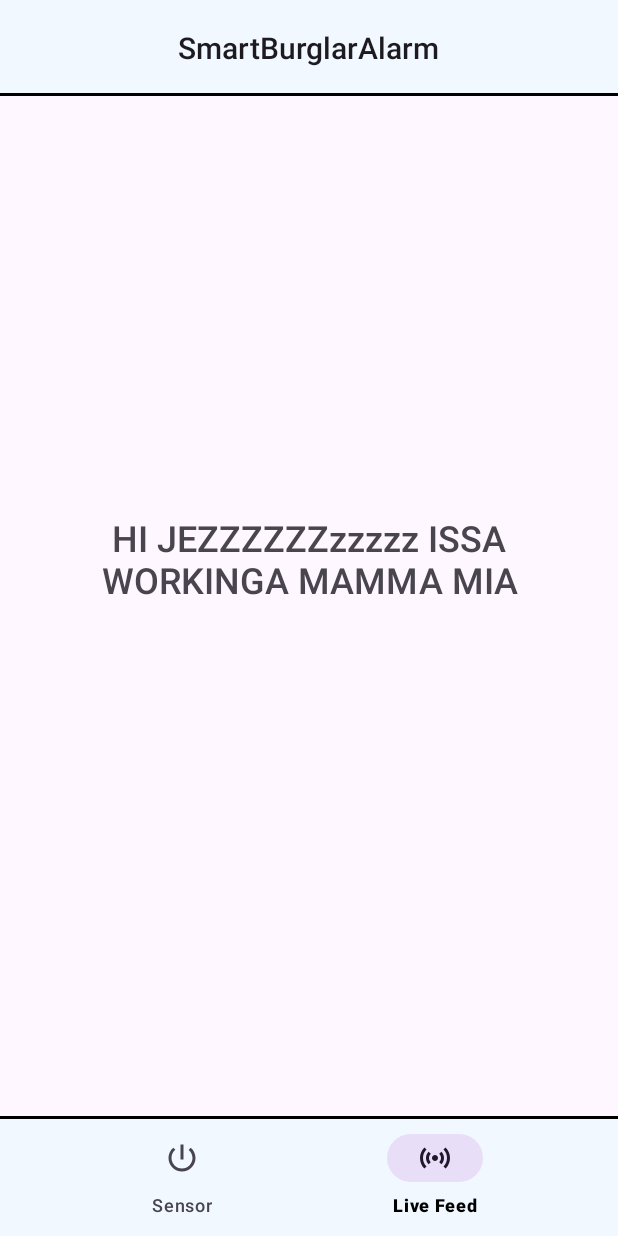
After one commit to JezReal/SmartBurglarAlarm, an Android app: the SecondFragment screen opened through its navigation route, on a phone screen of 412 x 824 dp. The commit adds this screen. Run offline under Robolectric (Android 15) with nearby library versions, the phone set to English and light mode, and no system bars; our stand-ins replace Dagger/Hilt's generated code, Timber, navigation-ui; libraries missing offline, so code that uses them is left out: dev.gustavoavila.websocketclient.

Commit message:
add bottom nav and second fragment

```diff
--- /dev/null
+++ b/app/src/main/java/io/github/jezreal/smartburglaralarm/SecondFragment.kt
@@ -0,0 +1,59 @@
+package io.github.jezreal.smartburglaralarm
+
+import android.os.Bundle
+import androidx.fragment.app.Fragment
+import android.view.LayoutInflater
+import android.view.View
+import android.view.ViewGroup
+
+// TODO: Rename parameter arguments, choose names that match
+// the fragment initialization parameters, e.g. ARG_ITEM_NUMBER
+private const val ARG_PARAM1 = "param1"
+private const val ARG_PARAM2 = "param2"
+
+/**
+ * A simple [Fragment] subclass.
+ * Use the [SecondFragment.newInstance] factory method to
+ * create an instance of this fragment.
+ */
+class SecondFragment : Fragment() {
+    // TODO: Rename and change types of parameters
+    private var param1: String? = null
+    private var param2: String? = null
+
+    override fun onCreate(savedInstanceState: Bundle?) {
+        super.onCreate(savedInstanceState)
+        arguments?.let {
+            param1 = it.getString(ARG_PARAM1)
+            param2 = it.getString(ARG_PARAM2)
+        }
+    }
+
+    override fun onCreateView(
+        inflater: LayoutInflater, container: ViewGroup?,
+        savedInstanceState: Bundle?
+    ): View? {
+        // Inflate the layout for this fragment
+        return inflater.inflate(R.layout.fragment_second, container, false)
+    }
+
+    companion object {
+        /**
+         * Use this factory method to create a new instance of
+         * this fragment using the provided parameters.
+         *
+         * @param param1 Parameter 1.
+         * @param param2 Parameter 2.
+         * @return A new instance of fragment SecondFragment.
+         */
+        // TODO: Rename and change types and number of parameters
+        @JvmStatic
+        fun newInstance(param1: String, param2: String) =
+            SecondFragment().apply {
+                arguments = Bundle().apply {
+                    putString(ARG_PARAM1, param1)
+                    putString(ARG_PARAM2, param2)
+                }
+            }
+    }
+}
--- a/app/src/main/java/io/github/jezreal/smartburglaralarm/ui/MainActivity.kt
+++ b/app/src/main/java/io/github/jezreal/smartburglaralarm/ui/MainActivity.kt
@@ -4,8 +4,11 @@ import android.os.Bundle
 import android.view.WindowManager
 import androidx.appcompat.app.AppCompatActivity
 import androidx.navigation.NavController
+import androidx.navigation.findNavController
 import androidx.navigation.fragment.NavHostFragment
 import androidx.navigation.ui.NavigationUI
+import androidx.navigation.ui.setupWithNavController
+import com.google.android.material.bottomnavigation.BottomNavigationView
 import dagger.hilt.android.AndroidEntryPoint
 import io.github.jezreal.smartburglaralarm.R
 import io.github.jezreal.smartburglaralarm.databinding.ActivityMainBinding
@@ -26,6 +29,9 @@ class MainActivity : AppCompatActivity() {
             supportFragmentManager.findFragmentById(R.id.nav_host_fragment) as NavHostFragment
         navController = navHostFragment.navController
 
+        val bottomNavigationView = findViewById<BottomNavigationView>(R.id.bottom_navigation)
+        bottomNavigationView.setupWithNavController(navController)
+
 //        NavigationUI.setupActionBarWithNavController(this, navController)
     }
 
--- /dev/null
+++ b/app/src/main/res/drawable/bottom_navigation_background.xml
@@ -0,0 +1,13 @@
+<?xml version="1.0" encoding="utf-8"?>
+<layer-list xmlns:android="http://schemas.android.com/apk/res/android">
+    <item>
+        <shape>
+            <solid android:color="#000000" />
+        </shape>
+    </item>
+    <item android:top="2dp">
+        <shape>
+            <solid android:color="@color/bh_bg" />
+        </shape>
+    </item>
+</layer-list>
--- /dev/null
+++ b/app/src/main/res/drawable/ic_baseline_power_settings_new_24.xml
@@ -0,0 +1,5 @@
+<vector android:height="24dp" android:tint="#000000"
+    android:viewportHeight="24" android:viewportWidth="24"
+    android:width="24dp" xmlns:android="http://schemas.android.com/apk/res/android">
+    <path android:fillColor="@android:color/white" android:pathData="M13,3h-2v10h2L13,3zM17.83,5.17l-1.42,1.42C17.99,7.86 19,9.81 19,12c0,3.87 -3.13,7 -7,7s-7,-3.13 -7,-7c0,-2.19 1.01,-4.14 2.58,-5.42L6.17,5.17C4.23,6.82 3,9.26 3,12c0,4.97 4.03,9 9,9s9,-4.03 9,-9c0,-2.74 -1.23,-5.18 -3.17,-6.83z"/>
+</vector>
--- /dev/null
+++ b/app/src/main/res/drawable/ic_baseline_sensors_24.xml
@@ -0,0 +1,5 @@
+<vector android:height="24dp" android:tint="#000000"
+    android:viewportHeight="24" android:viewportWidth="24"
+    android:width="24dp" xmlns:android="http://schemas.android.com/apk/res/android">
+    <path android:fillColor="@android:color/white" android:pathData="M7.76,16.24C6.67,15.16 6,13.66 6,12s0.67,-3.16 1.76,-4.24l1.42,1.42C8.45,9.9 8,10.9 8,12c0,1.1 0.45,2.1 1.17,2.83L7.76,16.24zM16.24,16.24C17.33,15.16 18,13.66 18,12s-0.67,-3.16 -1.76,-4.24l-1.42,1.42C15.55,9.9 16,10.9 16,12c0,1.1 -0.45,2.1 -1.17,2.83L16.24,16.24zM12,10c-1.1,0 -2,0.9 -2,2s0.9,2 2,2s2,-0.9 2,-2S13.1,10 12,10zM20,12c0,2.21 -0.9,4.21 -2.35,5.65l1.42,1.42C20.88,17.26 22,14.76 22,12s-1.12,-5.26 -2.93,-7.07l-1.42,1.42C19.1,7.79 20,9.79 20,12zM6.35,6.35L4.93,4.93C3.12,6.74 2,9.24 2,12s1.12,5.26 2.93,7.07l1.42,-1.42C4.9,16.21 4,14.21 4,12S4.9,7.79 6.35,6.35z"/>
+</vector>
--- a/app/src/main/res/layout/activity_main.xml
+++ b/app/src/main/res/layout/activity_main.xml
@@ -7,12 +7,26 @@
     android:layout_height="match_parent"
     tools:context=".ui.MainActivity">
 
+    <com.google.android.material.bottomnavigation.BottomNavigationView
+        android:id="@+id/bottom_navigation"
+        android:layout_width="match_parent"
+        android:layout_height="wrap_content"
+        android:background="@drawable/bottom_navigation_background"
+        app:layout_constraintBottom_toBottomOf="parent"
+        app:layout_constraintEnd_toEndOf="parent"
+        app:layout_constraintStart_toStartOf="parent"
+        app:menu="@menu/bottom_navigation_menu" />
+
     <androidx.fragment.app.FragmentContainerView
         android:id="@+id/nav_host_fragment"
         android:name="androidx.navigation.fragment.NavHostFragment"
         android:layout_width="match_parent"
-        android:layout_height="match_parent"
+        android:layout_height="0dp"
         app:defaultNavHost="true"
+        app:layout_constraintBottom_toTopOf="@+id/bottom_navigation"
+        app:layout_constraintEnd_toEndOf="parent"
+        app:layout_constraintStart_toStartOf="parent"
+        app:layout_constraintTop_toTopOf="parent"
         app:navGraph="@navigation/nav_graph" />
 
 </androidx.constraintlayout.widget.ConstraintLayout>
--- /dev/null
+++ b/app/src/main/res/layout/fragment_second.xml
@@ -0,0 +1,60 @@
+<?xml version="1.0" encoding="utf-8"?>
+<androidx.constraintlayout.widget.ConstraintLayout xmlns:android="http://schemas.android.com/apk/res/android"
+    xmlns:app="http://schemas.android.com/apk/res-auto"
+    xmlns:tools="http://schemas.android.com/tools"
+    android:layout_width="match_parent"
+    android:layout_height="match_parent"
+    tools:context=".SecondFragment">
+
+    <com.google.android.material.appbar.AppBarLayout
+        android:id="@+id/appbar"
+
+        android:layout_width="match_parent"
+        android:layout_height="wrap_content">
+
+        <androidx.appcompat.widget.Toolbar
+            android:id="@+id/toolbar"
+            android:layout_width="match_parent"
+            android:layout_height="wrap_content"
+            android:background="@drawable/appbar_background"
+            android:minHeight="?attr/actionBarSize"
+            android:theme="?attr/actionBarTheme"
+            app:contentInsetStart="0dp"
+            app:titleCentered="false">
+
+            <TextView
+                android:id="@+id/toolbar_title"
+                style="@style/TextAppearance.AppCompat.Widget.ActionBar.Title"
+                android:layout_width="wrap_content"
+                android:layout_height="wrap_content"
+                android:layout_gravity="center"
+                android:text="@string/app_name" />
+
+        </androidx.appcompat.widget.Toolbar>
+
+    </com.google.android.material.appbar.AppBarLayout>
+
+    <androidx.constraintlayout.widget.ConstraintLayout
+        android:id="@+id/main"
+        android:layout_width="match_parent"
+        android:layout_height="match_parent"
+        android:padding="16dp"
+        app:layout_behavior="com.google.android.material.appbar.AppBarLayout$ScrollingViewBehavior"
+        tools:context=".ui.main.MainFragment">
+
+        <TextView
+            android:id="@+id/textView"
+            android:layout_width="wrap_content"
+            android:layout_height="wrap_content"
+            android:fontFamily="sans-serif-medium"
+            android:gravity="center"
+            android:text="HI JEZZZZZZzzzzz ISSA WORKINGA MAMMA MIA"
+            android:textSize="24sp"
+            app:layout_constraintBottom_toBottomOf="@id/main"
+            app:layout_constraintEnd_toEndOf="@id/main"
+            app:layout_constraintStart_toStartOf="@id/main"
+            app:layout_constraintTop_toTopOf="@id/main" />
+
+    </androidx.constraintlayout.widget.ConstraintLayout>
+
+</androidx.constraintlayout.widget.ConstraintLayout>
--- /dev/null
+++ b/app/src/main/res/menu/bottom_navigation_menu.xml
@@ -0,0 +1,12 @@
+<menu xmlns:android="http://schemas.android.com/apk/res/android">
+    <item
+        android:id="@+id/main_fragment"
+        android:enabled="true"
+        android:title="@string/sensor"
+        android:icon="@drawable/ic_baseline_power_settings_new_24"/>
+    <item
+        android:id="@+id/second_fragment"
+        android:enabled="true"
+        android:title="@string/live_feed"
+        android:icon="@drawable/ic_baseline_sensors_24"/>
+</menu>
--- a/app/src/main/res/navigation/nav_graph.xml
+++ b/app/src/main/res/navigation/nav_graph.xml
@@ -1,11 +1,18 @@
 <?xml version="1.0" encoding="utf-8"?>
 <navigation xmlns:android="http://schemas.android.com/apk/res/android"
     xmlns:app="http://schemas.android.com/apk/res-auto"
+    xmlns:tools="http://schemas.android.com/tools"
     android:id="@+id/nav_graph"
     app:startDestination="@id/main_fragment">
 
     <fragment
         android:id="@+id/main_fragment"
         android:name="io.github.jezreal.smartburglaralarm.ui.main.MainFragment"
-        android:label="MainFragment" />
+        android:label="MainFragment"
+        tools:layout="@layout/fragment_main" />
+    <fragment
+        android:id="@+id/second_fragment"
+        android:name="io.github.jezreal.smartburglaralarm.SecondFragment"
+        android:label="SecondFragment"
+        tools:layout="@layout/fragment_second" />
 </navigation>
--- a/app/src/main/res/values/strings.xml
+++ b/app/src/main/res/values/strings.xml
@@ -6,4 +6,8 @@
     <string name="manual">Manual</string>
     <string name="from">From</string>
     <string name="to">To</string>
+    <!-- TODO: Remove or change this placeholder text -->
+    <string name="hello_blank_fragment">Hello blank fragment</string>
+    <string name="sensor">Sensor</string>
+    <string name="live_feed">Live Feed</string>
 </resources>
--- a/app/src/main/res/values/themes.xml
+++ b/app/src/main/res/values/themes.xml
@@ -14,6 +14,8 @@
         <item name="android:statusBarColor">@color/bh_bg</item>
         <item name="android:windowLightStatusBar">true</item>
         <!-- Customize your theme here. -->
+        <item name="android:navigationBarColor">@color/bh_bg</item>
+        <item name="android:windowLightNavigationBar">true</item>
 <!--        <item name="android:windowTranslucentStatus">true</item>-->
 <!--        <item name="android:windowTranslucentNavigation">true</item>-->
     </style>
```
